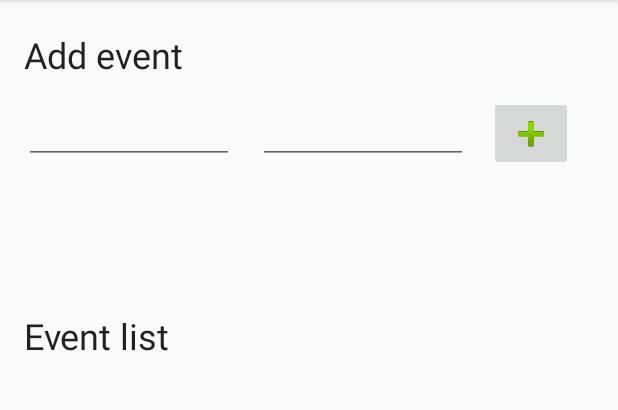
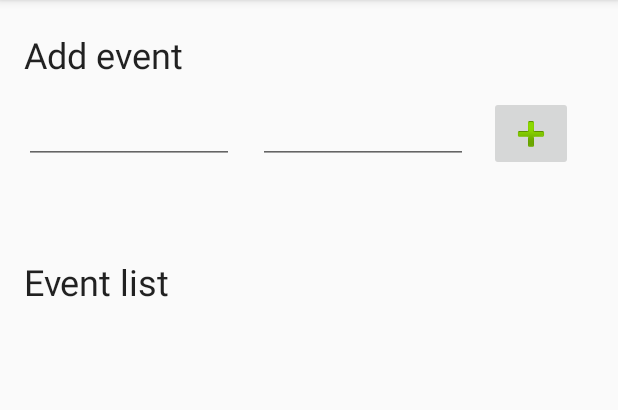
Before and after one commit to CremaLuca/geoCalendar, an Android app: the screen it shows after launch (MainActivity), on a phone screen of 412 x 824 dp, the part 84-494 px from its top. Run offline under Robolectric (Android 15) with nearby library versions, the phone set to English and light mode, and no system bars.

Commit message:
Fixed Constraint layout

```diff
--- a/app/src/main/res/layout/activity_main.xml
+++ b/app/src/main/res/layout/activity_main.xml
@@ -10,10 +10,10 @@
         android:id="@+id/eventsRecyclerView"
         android:layout_width="380dp"
         android:layout_height="500dp"
-        android:layout_marginBottom="20dp"
-        app:layout_constraintBottom_toBottomOf="parent"
+        android:layout_marginTop="8dp"
         app:layout_constraintEnd_toEndOf="parent"
-        app:layout_constraintStart_toStartOf="parent" />
+        app:layout_constraintStart_toStartOf="parent"
+        app:layout_constraintTop_toBottomOf="@+id/eventListTitle" />
 
     <EditText
         android:id="@+id/editText"
@@ -66,9 +66,11 @@
         android:layout_width="wrap_content"
         android:layout_height="wrap_content"
         android:layout_marginStart="16dp"
+        android:layout_marginTop="62dp"
         android:layout_marginBottom="8dp"
         android:text="Event list"
         android:textAppearance="@style/Base.TextAppearance.AppCompat.Headline"
         app:layout_constraintBottom_toTopOf="@+id/eventsRecyclerView"
-        app:layout_constraintStart_toStartOf="parent" />
+        app:layout_constraintStart_toStartOf="parent"
+        app:layout_constraintTop_toBottomOf="@+id/editText" />
 </androidx.constraintlayout.widget.ConstraintLayout>
```
